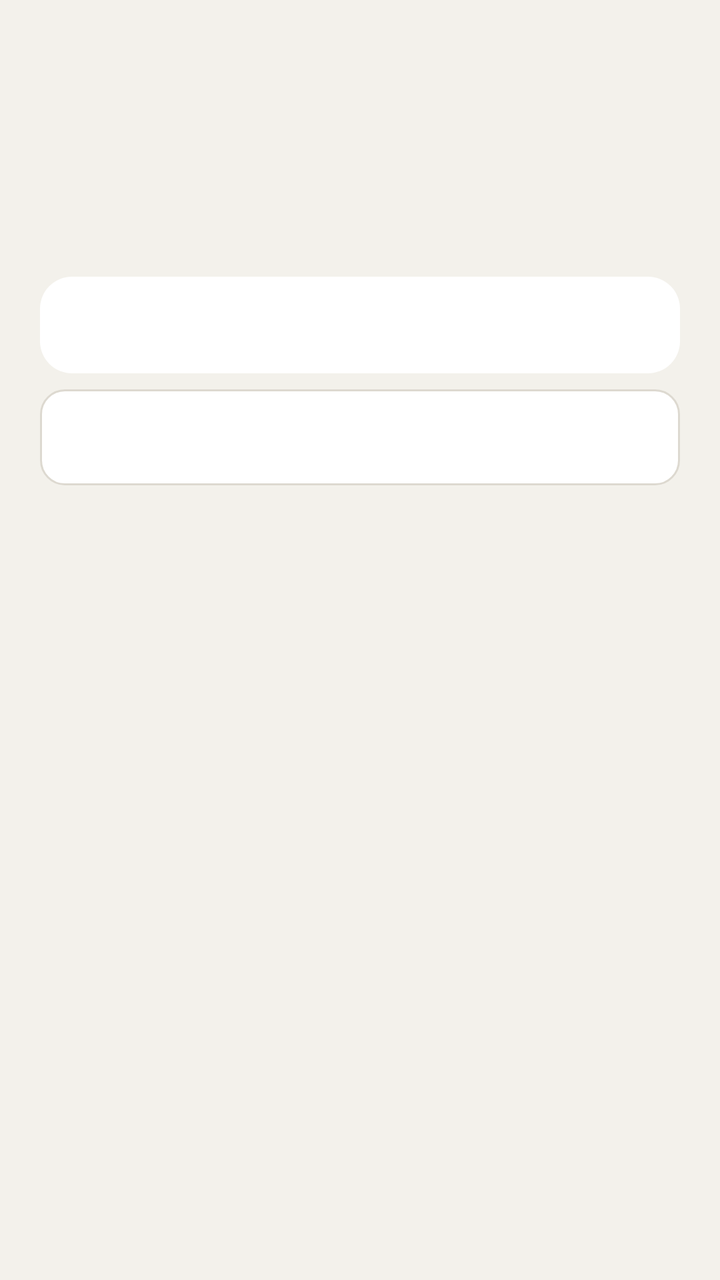
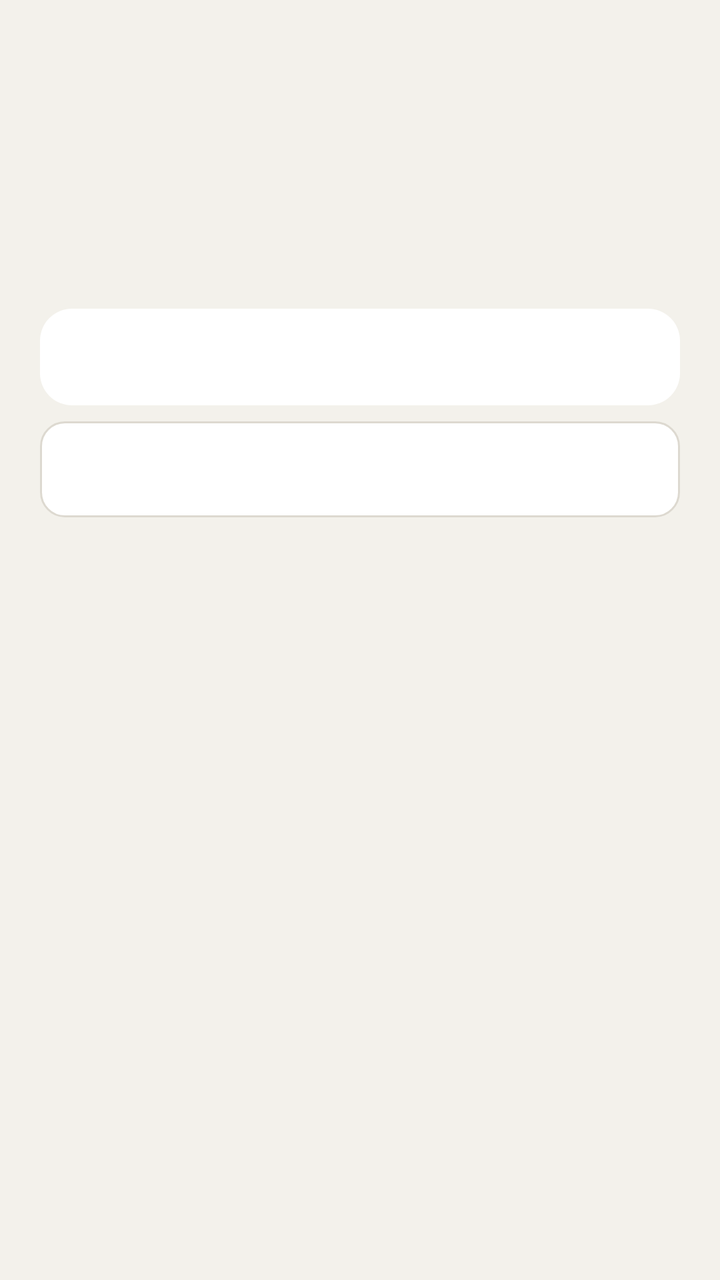

The first picture is an Android layout as it rendered before a commit; the second is the same layout after the commit. The layout source and the unified diff follow.
<!-- AndroidManifest.xml: application theme Theme.BayBinPhone -->
<!-- res/layout/settings.xml -->
<?xml version="1.0" encoding="utf-8"?>
<ScrollView xmlns:android="http://schemas.android.com/apk/res/android"
    android:layout_width="match_parent"
    android:layout_height="match_parent"
    android:background="@color/paper"
    android:fitsSystemWindows="true"
    android:fillViewport="true">

<LinearLayout
    android:layout_width="match_parent"
    android:layout_height="wrap_content"
    android:orientation="vertical"
    android:paddingStart="20dp"
    android:paddingTop="12dp"
    android:paddingEnd="20dp"
    android:paddingBottom="28dp">

    <TextView
        android:id="@+id/settings_back"
        android:layout_width="wrap_content"
        android:layout_height="wrap_content"
        android:paddingTop="8dp"
        android:paddingBottom="8dp"
        android:textColor="@color/accent"
        android:textSize="15sp" />

    <TextView
        android:id="@+id/settings_title"
        android:layout_width="match_parent"
        android:layout_height="wrap_content"
        android:layout_marginTop="8dp"
        android:textColor="@color/ink"
        android:textSize="26sp"
        android:textStyle="bold" />

    <TextView
        android:id="@+id/settings_note"
        android:layout_width="match_parent"
        android:layout_height="wrap_content"
        android:layout_marginTop="8dp"
        android:textColor="@color/muted"
        android:textSize="14sp" />

    <EditText
        android:id="@+id/key_input"
        android:layout_width="match_parent"
        android:layout_height="wrap_content"
        android:layout_marginTop="20dp"
        android:background="@drawable/bg_card"
        android:importantForAutofill="no"
        android:inputType="textPassword|textNoSuggestions"
        android:padding="14dp"
        android:saveEnabled="false"
        android:textColor="@color/ink"
        android:textColorHint="@color/muted"
        android:textSize="15sp" />

    <Button
        android:id="@+id/key_save"
        style="@style/Button.Secondary"
        android:layout_width="match_parent"
        android:layout_height="wrap_content"
        android:layout_marginTop="8dp" />

    <TextView
        android:id="@+id/key_state"
        android:layout_width="match_parent"
        android:layout_height="wrap_content"
        android:layout_marginTop="8dp"
        android:textColor="@color/muted"
        android:textSize="13sp" />

    <TextView
        android:id="@+id/model_toggle"
        android:layout_width="match_parent"
        android:layout_height="wrap_content"
        android:layout_marginTop="16dp"
        android:paddingVertical="12dp"
        android:textColor="@color/accent"
        android:textSize="14sp" />

    <LinearLayout
        android:id="@+id/model_block"
        android:layout_width="match_parent"
        android:layout_height="wrap_content"
        android:orientation="vertical"
        android:visibility="gone">

        <TextView
            android:id="@+id/model_note"
            android:layout_width="match_parent"
            android:layout_height="wrap_content"
            android:textColor="@color/muted"
            android:textSize="13sp" />

        <EditText
            android:id="@+id/model_input"
            android:layout_width="match_parent"
            android:layout_height="wrap_content"
            android:layout_marginTop="8dp"
            android:background="@drawable/bg_card"
            android:importantForAutofill="no"
            android:inputType="textNoSuggestions"
            android:singleLine="true"
            android:padding="14dp"
            android:textColor="@color/ink"
            android:textSize="15sp" />

        <Button
            android:id="@+id/model_save"
            style="@style/Button.Secondary"
            android:layout_width="match_parent"
            android:layout_height="wrap_content"
            android:layout_marginTop="8dp" />
    </LinearLayout>
</LinearLayout>
</ScrollView>
<!-- resources referenced by this layout -->
<resources>
  <color name="accent">#1E4D38</color>
  <color name="ink">#1C211C</color>
  <color name="muted">#5E675F</color>
  <color name="paper">#F3F1EB</color>
  <!-- drawable bg_card (drawable) -->
  <?xml version="1.0" encoding="utf-8"?>
  <shape xmlns:android="http://schemas.android.com/apk/res/android" android:shape="rectangle">
      <solid android:color="@color/card" />
      <corners android:radius="16dp" />
  </shape>
  <style name="Button.Secondary" parent="@android:style/Widget.Material.Button">
          <item name="android:background">@drawable/bg_button_secondary</item>
          <item name="android:textColor">@color/ink</item>
          <item name="android:textAllCaps">false</item>
          <item name="android:textSize">15sp</item>
          <item name="android:minHeight">48dp</item>
          <item name="android:stateListAnimator">@null</item>
          <item name="android:elevation">0dp</item>
      </style>
  <style name="Theme.BayBinPhone" parent="@android:style/Theme.Material.Light.NoActionBar">
          <item name="android:colorPrimary">@color/accent</item>
          <item name="android:colorPrimaryDark">@color/accent</item>
          <item name="android:colorAccent">@color/accent</item>
          <item name="android:windowBackground">@color/paper</item>
          <item name="android:statusBarColor">@color/paper</item>
          <item name="android:navigationBarColor">@color/paper</item>
          <item name="android:windowLightStatusBar">true</item>
          <item name="android:windowLightNavigationBar">true</item>
          <item name="android:forceDarkAllowed">false</item>
      </style>
  <color name="card">#FFFFFF</color>
  <!-- drawable bg_button_secondary (drawable) -->
  <?xml version="1.0" encoding="utf-8"?>
  <ripple xmlns:android="http://schemas.android.com/apk/res/android" android:color="#221E4D38">
      <item>
          <shape android:shape="rectangle">
              <solid android:color="@color/card" />
              <stroke android:width="1dp" android:color="@color/line" />
              <corners android:radius="12dp" />
          </shape>
      </item>
  </ripple>
  <color name="line">#DDD9D0</color>
</resources>

<!-- the commit's change to res/layout/settings.xml (unified diff, before → after) -->
@@ -32,6 +32,13 @@
         android:textColor="@color/ink"
         android:textSize="26sp"
         android:textStyle="bold" />
+
+    <LinearLayout
+        android:id="@+id/service_settings"
+        android:layout_width="match_parent"
+        android:layout_height="wrap_content"
+        android:layout_marginTop="16dp"
+        android:orientation="vertical" />
 
     <TextView
         android:id="@+id/settings_note"
